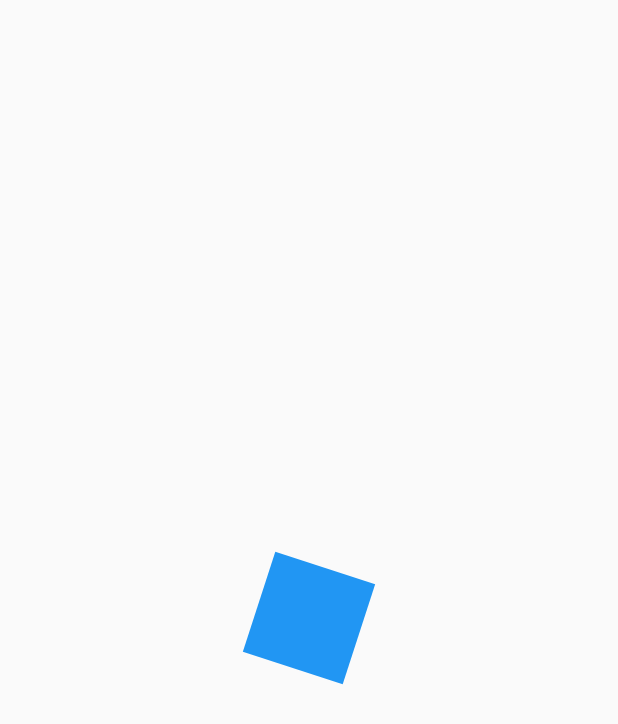
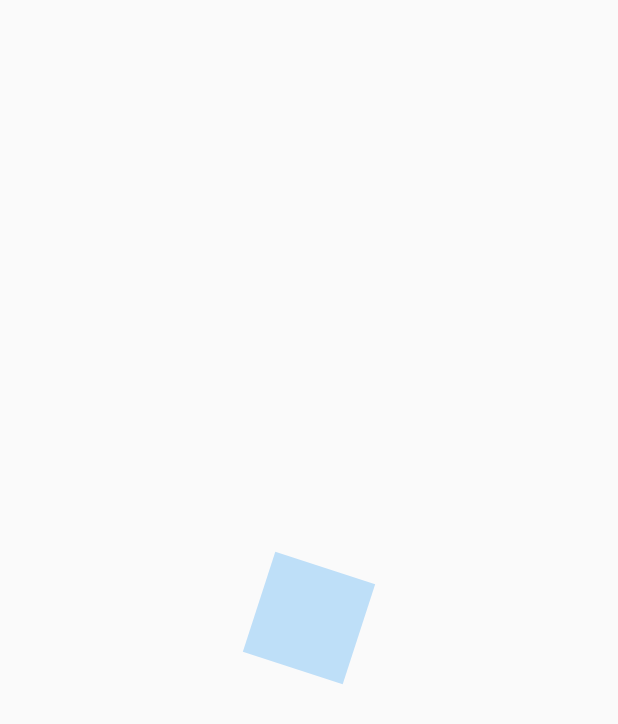
Before and after one commit to IDaMariusI/disenos_app, a Flutter app: the screen it shows after launch, on a phone screen of 412 x 824 dp. Shown: the top 724 px of the screen. Run offline on Flutter 3.47's test engine with Material 2 defaults, Android fonts, the phone set to English and light mode, and no system bars.

Commit message:
32. Multiples animaciones simultaneas

```diff
--- a/lib/src/pages/animations_page.dart
+++ b/lib/src/pages/animations_page.dart
@@ -1,4 +1,4 @@
-import 'dart:math' as Math;
+import 'dart:math' as m_ath;
 
 import 'package:flutter/material.dart';
 
@@ -26,6 +26,7 @@ class _AnimatedSquareState extends State<AnimatedSquare>
     with SingleTickerProviderStateMixin {
   late AnimationController controller;
   late Animation<double> rotation;
+  late Animation<double> opacity;
 
   @override
   void initState() {
@@ -34,7 +35,7 @@ class _AnimatedSquareState extends State<AnimatedSquare>
       duration: const Duration(milliseconds: 40000),
     );
 
-    rotation = Tween(begin: 0.0, end: 2 * Math.pi).animate(
+    rotation = Tween(begin: 0.0, end: 2 * m_ath.pi).animate(
       CurvedAnimation(parent: controller, curve: Curves.easeOut),
     );
 
@@ -43,6 +44,8 @@ class _AnimatedSquareState extends State<AnimatedSquare>
         controller.reset();
       }
     });
+
+    opacity = Tween(begin: 0.1, end: 1.0).animate(controller);
 
     super.initState();
   }
@@ -61,10 +64,10 @@ class _AnimatedSquareState extends State<AnimatedSquare>
     return AnimatedBuilder(
       animation: controller,
       child: _Rectangle(),
-      builder: (BuildContext context, Widget? child) {
+      builder: (BuildContext context, Widget? childRectangle) {
         return Transform.rotate(
           angle: rotation.value,
-          child: child,
+          child: Opacity(opacity: opacity.value, child: childRectangle),
         );
       },
     );
```
Also changed, not shown: pubspec.lock.
